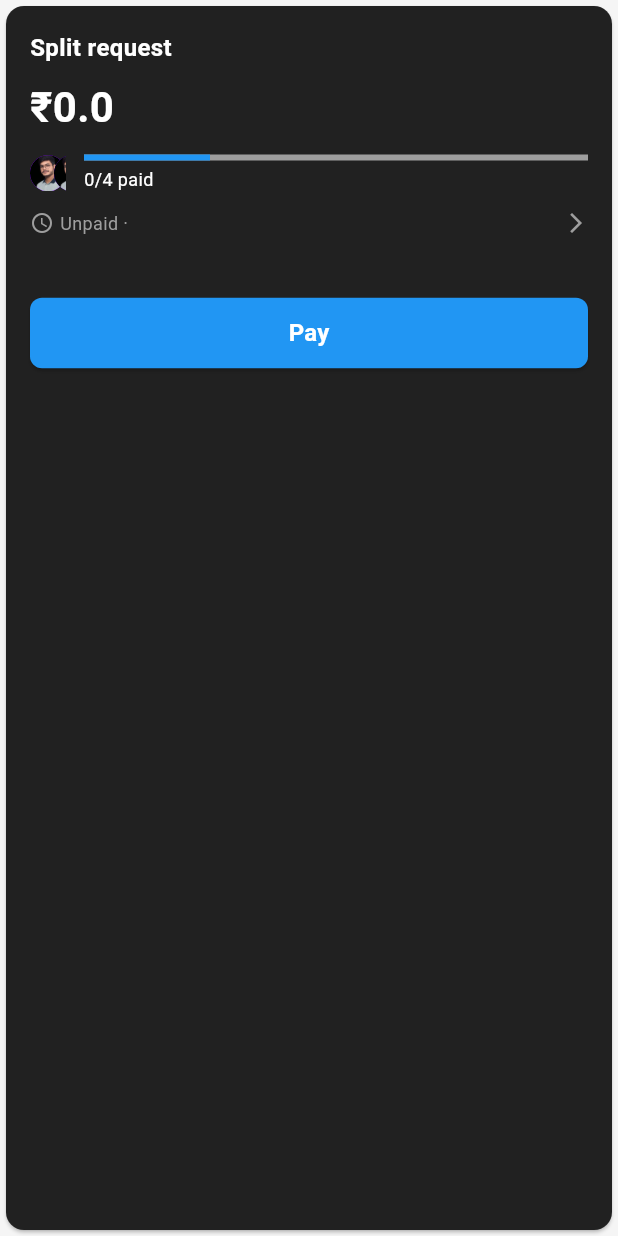
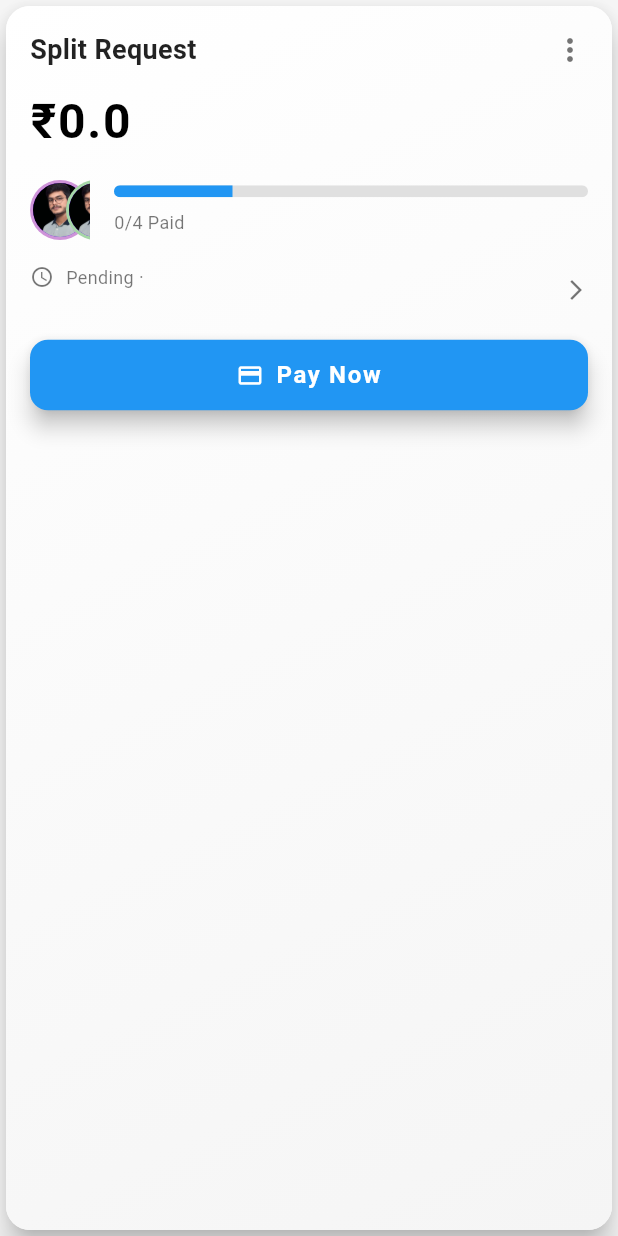
Before and after one commit to narendra42151/Splitwise, a Flutter app: the SplitRequestCard widget shown alone on an empty page, opened directly with empty values, on a phone screen of 412 x 824 dp. Run offline on Flutter 3.47's test engine with Material 3 defaults, Android fonts, the phone set to English and light mode, and no system bars; our stand-ins replace flutter_contacts, flutter_secure_storage, get; accounts and stored records are empty; network calls fail.

```diff
--- a/lib/View/Group/CardSplit.dart
+++ b/lib/View/Group/CardSplit.dart
@@ -2,179 +2,236 @@ import 'package:flutter/material.dart';
 import 'package:intl/intl.dart';
 import 'package:splitwise/Models/ExpenseModel.dart';
 
-class SplitRequestCard extends StatefulWidget {
+class SplitRequestCard extends StatelessWidget {
   final ExpenseModel expenseModel;
-  SplitRequestCard({required this.expenseModel, super.key});
-  @override
-  State<StatefulWidget> createState() {
-    return _SplitRequestCardState();
-  }
-}
 
-class _SplitRequestCardState extends State<SplitRequestCard> {
+  const SplitRequestCard({Key? key, required this.expenseModel})
+      : super(key: key);
+
   @override
   Widget build(BuildContext context) {
-    final expenseDetails = widget.expenseModel.expenseDetails;
+    final theme = Theme.of(context);
+    final expenseDetails = expenseModel.expenseDetails;
+    final isDark = theme.brightness == Brightness.dark;
+
     return Card(
-      color: Colors.grey[900],
+      elevation: 8,
       shape: RoundedRectangleBorder(
-        borderRadius: BorderRadius.circular(12),
+        borderRadius: BorderRadius.circular(16),
+      ),
+      color: isDark ? Colors.grey[800] : Colors.white,
+      child: Container(
+        decoration: BoxDecoration(
+          borderRadius: BorderRadius.circular(16),
+          gradient: LinearGradient(
+            colors: isDark
+                ? [Colors.grey[900]!, Colors.grey[800]!]
+                : [Colors.white, Colors.grey[100]!],
+            begin: Alignment.topLeft,
+            end: Alignment.bottomRight,
+          ),
         ),
         child: Padding(
           padding: const EdgeInsets.all(16.0),
           child: Column(
             crossAxisAlignment: CrossAxisAlignment.start,
             children: [
+              // Header Section
+              Row(
+                mainAxisAlignment: MainAxisAlignment.spaceBetween,
+                children: [
                   Text(
-              "Split request",
+                    "Split Request",
                     style: TextStyle(
-                color: Colors.white,
-                fontSize: 16,
-                fontWeight: FontWeight.bold,
+                      color: isDark ? Colors.white : Colors.black87,
+                      fontSize: 18,
+                      fontWeight: FontWeight.w600,
                     ),
                   ),
-            SizedBox(height: 8),
+                  Icon(
+                    Icons.more_vert,
+                    color: isDark ? Colors.white70 : Colors.black54,
+                  ),
+                ],
+              ),
+              const SizedBox(height: 12),
+
+              // Amount Section
               Text(
                 "₹${expenseDetails!.amount}",
                 style: TextStyle(
-                color: Colors.white,
-                fontSize: 28,
+                  color: isDark ? Colors.white : Colors.black,
+                  fontSize: 32,
                   fontWeight: FontWeight.bold,
+                  letterSpacing: 1.2,
                 ),
               ),
-            SizedBox(height: 12),
+              const SizedBox(height: 16),
+
+              // User & Progress Section
               Row(
                 children: [
-                // User avatars
-                Stack(
-                  children: [
-                    CircleAvatar(
-                      radius: 12,
-                      backgroundColor: Colors.purple,
-                      child: CircleAvatar(
-                        radius: 12,
-                        backgroundImage: AssetImage(
-                            'assets/me.png'), // Replace with actual image
-                      ),
-                    ),
-                    Positioned(
-                      left: 16,
-                      child: CircleAvatar(
-                        radius: 12,
-                        backgroundImage: AssetImage(
-                            'assets/me.png'), // Replace with actual image
-                      ),
-                    ),
-                    Positioned(
-                      left: 32,
-                      child: CircleAvatar(
-                        radius: 12,
-                        backgroundImage: AssetImage(
-                            'assets/me.png'), // Replace with actual image
-                      ),
-                    ),
-                  ],
-                ),
-                SizedBox(width: 12),
-                // Progress bar
+                  // Stacked Avatars
+                  _buildStackedAvatars(),
+                  const SizedBox(width: 16),
+
+                  // Progress Indicator
                   Expanded(
                     child: Column(
                       crossAxisAlignment: CrossAxisAlignment.start,
                       children: [
-                      LinearProgressIndicator(
-                        value: 0.25, // 1/4 paid
-                        backgroundColor: Colors.grey,
+                        ClipRRect(
+                          borderRadius: BorderRadius.circular(10),
+                          child: LinearProgressIndicator(
+                            value: 0.25,
+                            backgroundColor:
+                                isDark ? Colors.grey[700] : Colors.grey[300],
                             color: Colors.blue,
+                            minHeight: 8,
                           ),
-                      SizedBox(height: 4),
+                        ),
+                        const SizedBox(height: 8),
                         Text(
-                        "${expenseDetails.paidBy!.length}/4 paid",
-                        style: TextStyle(color: Colors.white, fontSize: 12),
+                          "${expenseDetails.paidBy!.length}/4 Paid",
+                          style: TextStyle(
+                            color: isDark ? Colors.white70 : Colors.black54,
+                            fontSize: 12,
+                          ),
                         ),
                       ],
                     ),
                   ),
                 ],
               ),
-            SizedBox(height: 12),
+              const SizedBox(height: 16),
+
+              // Details Section
+              _buildDetailsRow(isDark, expenseDetails),
+              const SizedBox(height: 16),
+
+              // Pay Button
+              _buildPayButton(isDark),
+            ],
+          ),
+        ),
+      ),
+    );
+  }
+
+  Widget _buildStackedAvatars() {
+    return Stack(
+      children: [
+        CircleAvatar(
+          radius: 20,
+          backgroundColor: Colors.purple.shade200,
+          child: const CircleAvatar(
+            radius: 18,
+            backgroundImage: AssetImage('assets/me.png'),
+          ),
+        ),
+        Positioned(
+          left: 24,
+          child: CircleAvatar(
+            radius: 20,
+            backgroundColor: Colors.green.shade200,
+            child: const CircleAvatar(
+              radius: 18,
+              backgroundImage: AssetImage('assets/me.png'),
+            ),
+          ),
+        ),
+        Positioned(
+          left: 48,
+          child: CircleAvatar(
+            radius: 20,
+            backgroundColor: Colors.blue.shade200,
+            child: const CircleAvatar(
+              radius: 18,
+              backgroundImage: AssetImage('assets/me.png'),
+            ),
+          ),
+        ),
+      ],
+    );
+  }
+
+  Widget _buildDetailsRow(bool isDark, dynamic expenseDetails) {
+    return Row(
+      mainAxisAlignment: MainAxisAlignment.spaceBetween,
+      children: [
         Column(
-              crossAxisAlignment:
-                  CrossAxisAlignment.start, // Align text and icons to the start
-              children: [
-                Row(
-                  mainAxisAlignment: MainAxisAlignment.spaceBetween,
+          mainAxisAlignment: MainAxisAlignment.start,
           children: [
             Row(
               children: [
                 Icon(
                   Icons.access_time,
-                          color: Colors.grey,
+                  color: isDark ? Colors.white54 : Colors.black54,
                   size: 16,
                 ),
-                        SizedBox(width: 4),
+                const SizedBox(width: 8),
                 Text(
-                          "Unpaid · ${_formatTime(expenseDetails.createdAt ?? "")}", // Format time
-                          style: TextStyle(color: Colors.grey, fontSize: 12),
+                  "Pending · ${_formatTime(expenseDetails.createdAt ?? "")}",
+                  style: TextStyle(
+                    color: isDark ? Colors.white54 : Colors.black54,
+                    fontSize: 12,
                   ),
+                ),
+              ],
+            ),
+            Text("${expenseDetails.description}",
+                style: TextStyle(
+                  color: isDark ? Colors.white54 : Colors.black54,
+                  fontSize: 12,
+                )),
           ],
         ),
         Icon(
           Icons.arrow_forward_ios,
-                      color: Colors.grey,
+          color: isDark ? Colors.white54 : Colors.black54,
           size: 16,
         ),
       ],
-                ),
-                SizedBox(height: 8), // Add spacing between rows
-                Padding(
-                  padding: const EdgeInsets.only(
-                      left: 20.0), // Align text with the icon
-                  child: Text(
-                    "${expenseDetails.description}",
-                    style: TextStyle(color: Colors.grey, fontSize: 12),
-                    textAlign: TextAlign.start,
-                  ),
-                ),
-              ],
-            ),
-            SizedBox(height: 16),
-            ElevatedButton(
-              onPressed: () {
-                // Add your functionality here
-              },
+    );
+  }
+
+  Widget _buildPayButton(bool isDark) {
+    return ElevatedButton(
+      onPressed: () {},
       style: ElevatedButton.styleFrom(
         backgroundColor: Colors.blue,
+        elevation: 6,
         shape: RoundedRectangleBorder(
-                  borderRadius: BorderRadius.circular(8),
+          borderRadius: BorderRadius.circular(12),
         ),
-                padding: EdgeInsets.symmetric(vertical: 12),
+        padding: const EdgeInsets.symmetric(vertical: 12, horizontal: 24),
       ),
-              child: Center(
-                child: Text(
-                  "Pay",
+      child: Row(
+        mainAxisAlignment: MainAxisAlignment.center,
+        children: [
+          const Icon(Icons.payment, color: Colors.white),
+          const SizedBox(width: 8),
+          Text(
+            "Pay Now",
             style: TextStyle(
               color: Colors.white,
               fontSize: 16,
               fontWeight: FontWeight.bold,
-                  ),
-                ),
+              letterSpacing: 1.1,
             ),
           ),
         ],
-        ),
       ),
     );
   }
 }
 
+// Existing time formatting function
 String _formatTime(String createdAt) {
   try {
-    // Parse the string into a DateTime object
     DateTime parsedDate = DateTime.parse(createdAt);
-    // Format it to "hh:mm a" format
     return DateFormat('hh:mm a').format(parsedDate);
   } catch (e) {
-    // If parsing fails, return the original string
     return createdAt;
   }
 }
--- a/lib/ViewModel/Controller/GroupDetailController.dart
+++ b/lib/ViewModel/Controller/GroupDetailController.dart
@@ -16,7 +16,7 @@ class Groupdetailcontroller extends GetxController {
   final selectedMembers = <bool>[].obs;
   final splitAmounts = <double>[].obs;
 
-  final String groupId;
+  String groupId;
   final int limit;
 
   Groupdetailcontroller({required this.groupId, this.limit = 5});
```
Also changed, not shown: lib/View/Group/GroupDetails.dart (+6 -37 lines), lib/View/Group/SplitExpenseScreen.dart (+95 -47 lines). Lines whose indentation alone changed are shown as unchanged.
